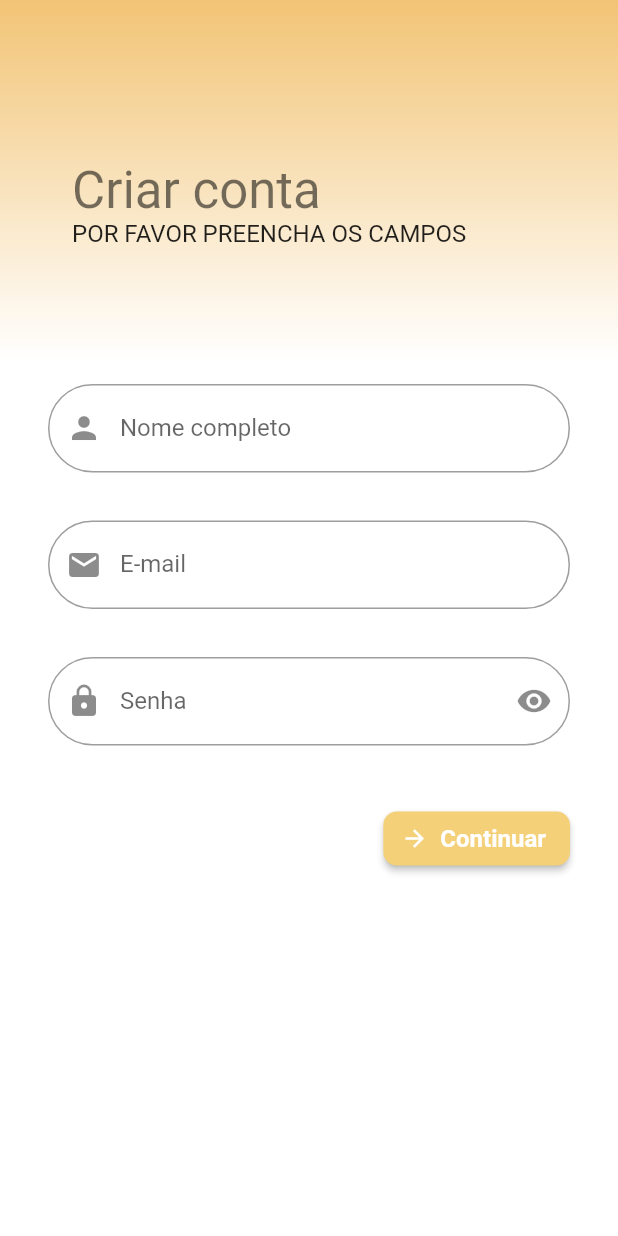
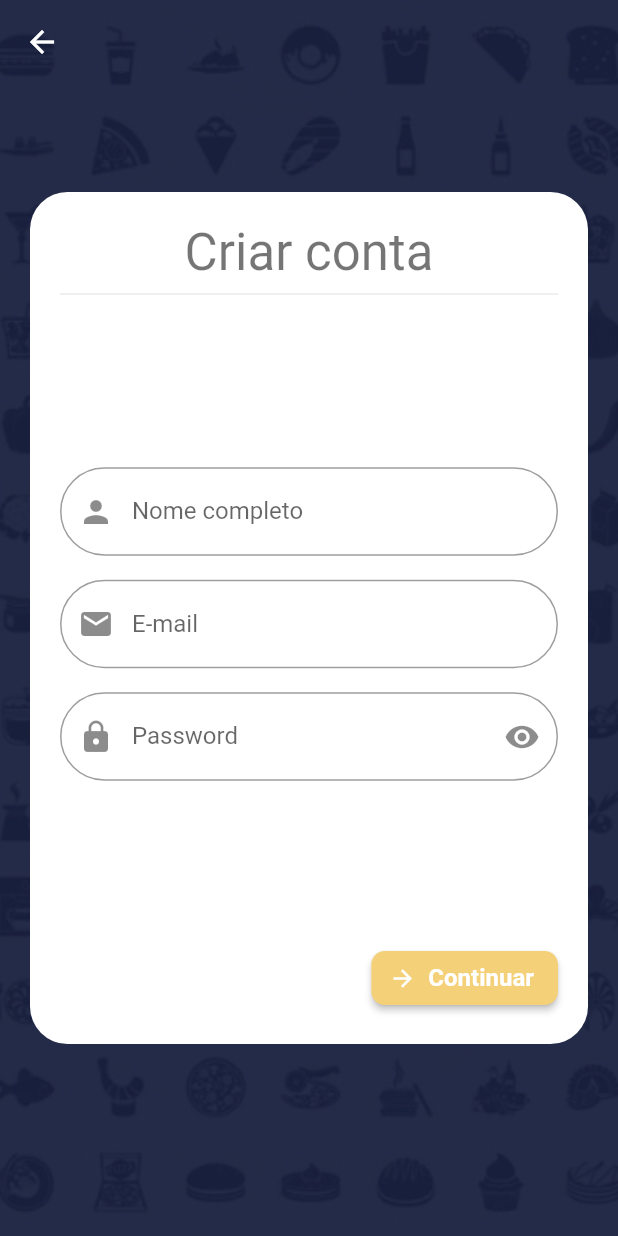
Before and after one commit to cl0v/nutri, a Flutter app: the RegisterView screen opened by its route, on a phone screen of 412 x 824 dp. Run offline on Flutter 3.47's test engine with Material 2 defaults, Android fonts, the phone set to English and light mode, and no system bars; our stand-ins replace carousel_slider, get; accounts and stored records are empty; network calls fail.

Commit message:
register view design done

```diff
--- a/lib/app/modules/questions/controllers/questions_controller.dart
+++ b/lib/app/modules/questions/controllers/questions_controller.dart
@@ -30,6 +30,7 @@ class QuestionsController extends GetxController {
     _pageController = PageController();
   }
 
+//TODO: Implement get index from question
 //Pegar o index da resposta e fazer o card ficar colorido
   @override
   void onReady() {
@@ -61,7 +62,7 @@ class QuestionsController extends GetxController {
       _pageController.nextPage(
           duration: Duration(milliseconds: 250), curve: Curves.ease);
     } else {
-      Get.offAllNamed(Routes.HOME);
+      Get.offAllNamed(Routes.FOOD_SWIPE);
     }
   }
 }
--- a/lib/app/modules/register/controllers/register_controller.dart
+++ b/lib/app/modules/register/controllers/register_controller.dart
@@ -2,6 +2,12 @@ import 'package:get/get.dart';
 import 'package:nutri/app/routes/app_pages.dart';
 
 class RegisterController extends GetxController {
+  get nameController => null;
+
+  get emailController => null;
+
+  get passwordController => null;
+
   onConfirmPressed() {}
 
   void onContinuePressed() {
--- a/lib/app/modules/register/views/register_view.dart
+++ b/lib/app/modules/register/views/register_view.dart
@@ -1,47 +1,47 @@
 import 'package:flutter/material.dart';
 import 'package:get/get.dart';
 import 'package:nutri/app/modules/register/controllers/register_controller.dart';
+import 'package:nutri/constants.dart';
 
 class RegisterView extends GetView<RegisterController> {
   @override
   Widget build(BuildContext context) {
     return Scaffold(
-      backgroundColor: Colors.white,
-      body: ListView(
+      extendBodyBehindAppBar: true,
+      appBar: AppBar(
+        elevation: 0,
+        backgroundColor: Colors.transparent,
+      ),
+      body: Stack(
         children: [
           Container(
+            height: double.infinity,
+            width: double.infinity,
+            child: Image.asset(
+              'assets/Profile.jpg',
+              fit: BoxFit.cover,
+            ),
+          ),
+          SafeArea(
+            minimum: EdgeInsets.symmetric(vertical: 128),
+            child: Center(
+              child: Container(
+                margin: EdgeInsets.symmetric(horizontal: kDefaultPadding),
+                padding: EdgeInsets.all(kDefaultPadding),
                 decoration: BoxDecoration(
-              gradient: LinearGradient(
-                  colors: [Color.fromRGBO(242, 196, 117, 1), Colors.white],
-                  begin: Alignment.topCenter,
-                  end: Alignment.bottomCenter),
+                  color: Colors.white,
+                  borderRadius: BorderRadius.circular(25),
                 ),
-            height: 240,
-            padding: EdgeInsets.all(48),
                 child: Column(
-              mainAxisAlignment: MainAxisAlignment.center,
-              crossAxisAlignment: CrossAxisAlignment.start,
                   children: [
-                SizedBox(
-                  height: 32,
-                ),
                     Text(
                       'Criar conta',
                       style: Get.theme.textTheme.headline4,
                     ),
-                Text(
-                  'POR FAVOR PREENCHA OS CAMPOS',
-                  style: Get.theme.textTheme.subtitle1,
-                ),
-              ],
-            ),
-          ),
-          SafeArea(
-            minimum: EdgeInsets.symmetric(horizontal: 32, vertical: 16),
-            child: Center(
-              child: Column(
-                children: [
+                    Divider(),
+                    Spacer(),
                     TextField(
+                      controller: controller.nameController,
                       decoration: InputDecoration(
                         prefixIcon: Icon(Icons.person),
                         hintText: 'Nome completo',
@@ -54,10 +54,11 @@ class RegisterView extends GetView<RegisterController> {
                       ),
                     ),
                     SizedBox(
-                    height: 32,
+                      height: 16,
                     ),
                     TextField(
                       keyboardType: TextInputType.emailAddress,
+                      controller: controller.emailController,
                       decoration: InputDecoration(
                         prefixIcon: Icon(Icons.email),
                         hintText: 'E-mail',
@@ -69,13 +70,16 @@ class RegisterView extends GetView<RegisterController> {
                         ),
                       ),
                     ),
-                  SizedBox(height: 32),
+                    SizedBox(
+                      height: 16,
+                    ),
                     TextField(
+                      controller: controller.passwordController,
                       decoration: InputDecoration(
                         prefixIcon: Icon(Icons.lock),
                         suffixIcon: Icon(Icons.remove_red_eye),
-                      hintText: 'Senha',
-                      labelText: 'Senha',
+                        hintText: 'Password',
+                        labelText: 'Password',
                         border: OutlineInputBorder(
                           borderRadius: const BorderRadius.all(
                             const Radius.circular(99),
@@ -83,9 +87,7 @@ class RegisterView extends GetView<RegisterController> {
                         ),
                       ),
                     ),
-                  SizedBox(
-                    height: 38,
-                  ),
+                    Spacer(),
                     Align(
                       alignment: Alignment.centerRight,
                       child: RaisedButton.icon(
@@ -95,15 +97,11 @@ class RegisterView extends GetView<RegisterController> {
                           size: 18,
                         ),
                         textTheme: Get.theme.buttonTheme.textTheme,
-                      // textColor: Colors.white,
-                      // color: Color.fromRGBO(244, 208, 120, 1),
                         onPressed: controller.onContinuePressed,
-                      // shape: new RoundedRectangleBorder(
-                      //   borderRadius: new BorderRadius.circular(9.0),
-                      // ),
                       ),
                     ),
                   ],
+                ),
               ),
             ),
           ),
```
Also changed, not shown: lib/app/modules/food_swipe/views/body.dart (+5 -5 lines), lib/app/modules/login/views/login_view.dart (+11 -5 lines), lib/app/modules/questions/views/questions_view.dart (+15 -13 lines), lib/app/data/data.dart (added). Lines whose indentation alone changed are shown as unchanged.
